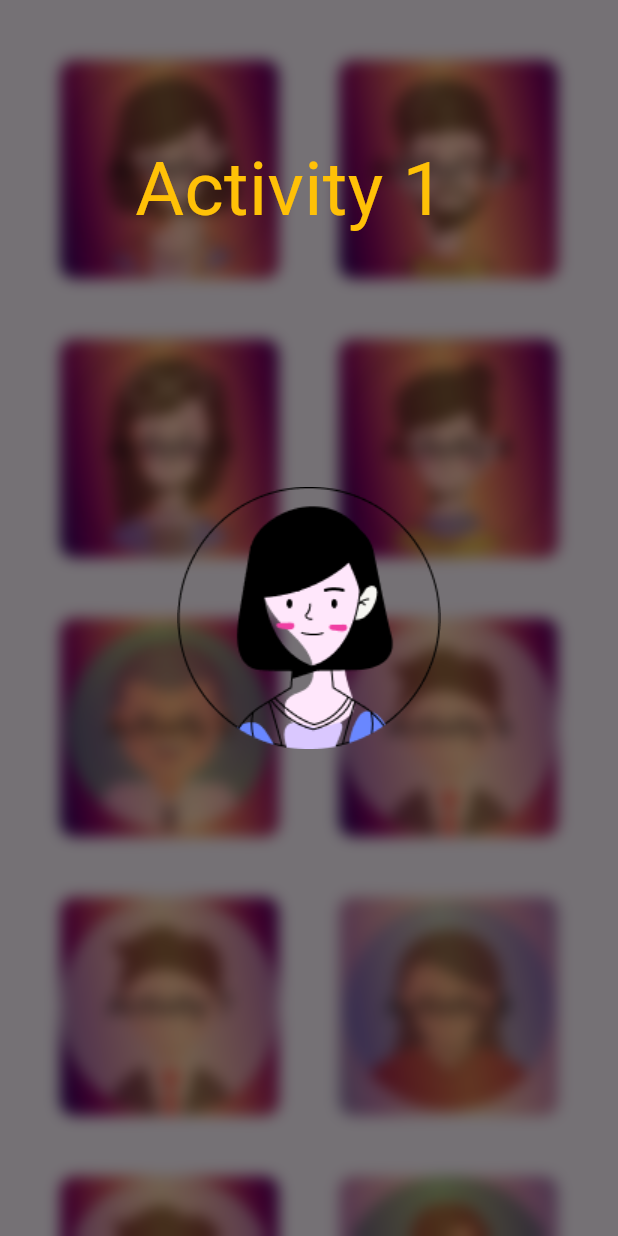
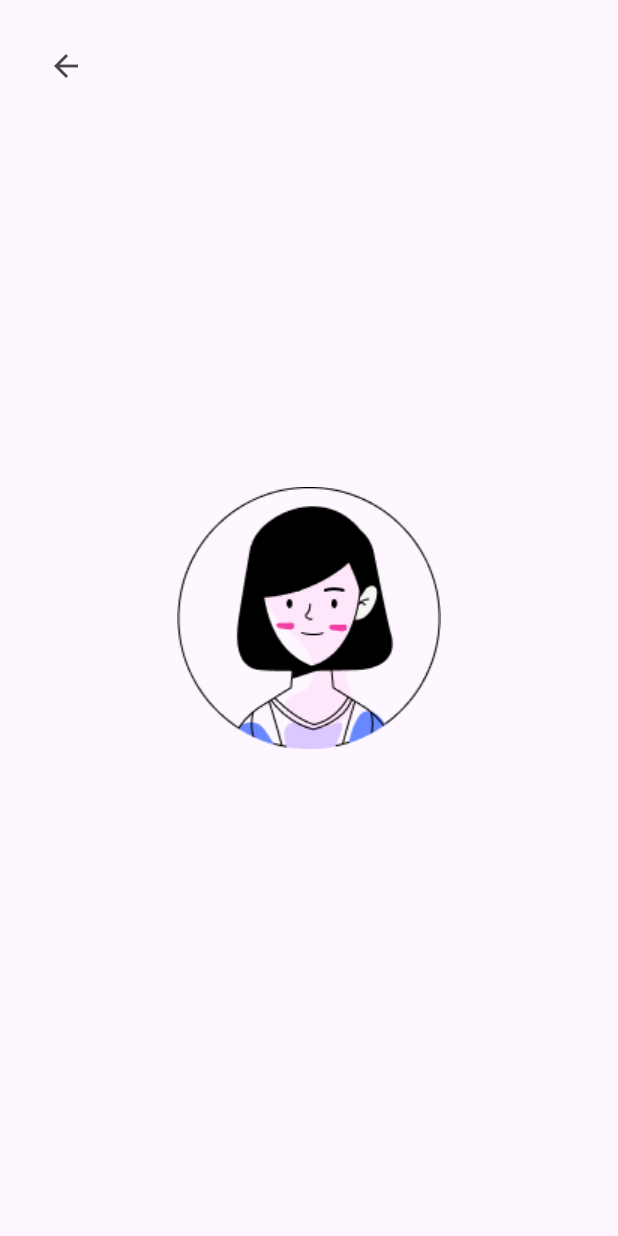
Before and after one commit to abdul-haadi/flutter_application_2, a Flutter app: the screen it shows after launch, after a tap on "Activity 1", on a phone screen of 412 x 824 dp. Run offline on Flutter 3.47's test engine with Material 3 defaults, Android fonts, the phone set to English and light mode, and no system bars.

```diff
--- a/lib/main.dart
+++ b/lib/main.dart
@@ -16,21 +16,6 @@ class MyApp extends StatelessWidget {
       debugShowCheckedModeBanner: false,
       title: 'Flutter Demo',
       theme: ThemeData(
-        // This is the theme of your application.
-        //
-        // TRY THIS: Try running your application with "flutter run". You'll see
-        // the application has a purple toolbar. Then, without quitting the app,
-        // try changing the seedColor in the colorScheme below to Colors.green
-        // and then invoke "hot reload" (save your changes or press the "hot
-        // reload" button in a Flutter-supported IDE, or press "r" if you used
-        // the command line to start the app).
-        //
-        // Notice that the counter didn't reset back to zero; the application
-        // state is not lost during the reload. To reset the state, use hot
-        // restart instead.
-        //
-        // This works for code too, not just values: Most code changes can be
-        // tested with just a hot reload.
         colorScheme: ColorScheme.fromSeed(seedColor: Colors.deepPurple),
         useMaterial3: true,
       ),
@@ -64,40 +49,52 @@ class _MyHomePageState extends State<MyHomePage> {
   ];
   @override
   Widget build(BuildContext context) {
-    return Scaffold(
-      body: SafeArea(
-        child: GridView.builder(
+    return GridView.builder(
+  padding: const EdgeInsets.all(20),
+  gridDelegate: const SliverGridDelegateWithFixedCrossAxisCount(
+    crossAxisCount: 2),
+  itemBuilder: (BuildContext context, int index) {
+    return ImageItem(
+      index: index,
+      title: myList[index],
+     imageAsset: 'assets/images/member_${index + 1}.png',
+    );
+  });
+  }
+}
 
-            padding: const EdgeInsets.all(20),
-            gridDelegate: const SliverGridDelegateWithFixedCrossAxisCount(crossAxisCount: 2),
-            itemBuilder: (BuildContext context, int index) {
+class ImageItem extends StatefulWidget {
+  final int index;
+  final String title;
+  final String imageAsset;
 
-              return GestureDetector(
+  const ImageItem({
+    super.key,
+    required this.index,
+    required this.title,
+    required this.imageAsset,
+  });
+
+  @override
+  State<ImageItem> createState() => _ImageItemState();
+}
+
+class _ImageItemState extends State<ImageItem> {
+  @override
+  Widget build(BuildContext context) {
+    return Hero(
+      tag: "image_${widget.index}", // Unique tag for animation
+      child: GestureDetector(
         onTap: () {
-                  showDialog(
-                    context: context,
-                    builder: (context) {
-                      return Material(
-                        color: Colors.transparent,
-                        child: GestureDetector(
-                          onTap: () => Navigator.pop(context),
-                          child: BackdropFilter(
-                            filter: ImageFilter.blur(sigmaX: 5, sigmaY: 5),
-                            child: Container(
-                              decoration: BoxDecoration(
-                                  image: DecorationImage(
-                                image: AssetImage(
-                                    "assets/images/member_${index + 1}.png"),
-                              )),
-                              child: Padding(
-                                padding: const EdgeInsets.all(90.0),
-                                child: Text(myList[index], style: const TextStyle(fontSize: 50, color: Colors.amber)),
+          Navigator.push(
+            context,
+            MaterialPageRoute(
+              builder: (context) => ImageDetailScreen(
+                index: widget.index,
+                title: widget.title,
+                imageAsset: widget.imageAsset,
               ),
             ),
-                          ),
-                        ),
-                      );
-                    },
           );
         },
         child: Padding(
@@ -118,28 +115,74 @@ class _MyHomePageState extends State<MyHomePage> {
                   Color(0xfff39060),
                   Color(0xffffb56b),
                 ],
-                          tileMode: TileMode.mirror),
+                tileMode: TileMode.mirror,
+              ),
               image: DecorationImage(
                 alignment: Alignment.center,
                 opacity: 0.5,
-                        image: AssetImage(
-                          'assets/images/member_${index + 1}.png',
-                        ),
+                image: AssetImage(widget.imageAsset),
               ),
             ),
             child: Center(
               child: Text(
-                        myList[index],
-                        style: const TextStyle(color: Colors.black, fontSize: 20),
+                widget.title,
+                style: const TextStyle(color: Colors.black, decoration: TextDecoration.none, fontSize: 20),
+              ),
             ),
           ),
         ),
       ),
     );
-            }),
+  }
+}
+
+class ImageDetailScreen extends StatefulWidget {
+  final int index;
+  final String title;
+  final String imageAsset;
+
+  const ImageDetailScreen({
+    super.key,
+    required this.index,
+    required this.title,
+    required this.imageAsset,
+  });
+
+  @override
+  State<ImageDetailScreen> createState() => _ImageDetailScreenState();
+}
+
+class _ImageDetailScreenState extends State<ImageDetailScreen> {
+  @override
+  Widget build(BuildContext context) {
+    return Scaffold(
+      body: SafeArea(
+        child: Stack(
+          children: [
+            Hero(
+              tag: "image_${widget.index}", // Same tag for animation
+              child: Center(
+                child: Image.asset(
+                  widget.imageAsset,
+                  fit: BoxFit.cover,
                 ),
-      );}
+              ),
+            ),
+            Positioned(
+              top: 20,
+              left: 20,
+              child: IconButton(
+                onPressed: () => Navigator.pop(context),
+                icon: const Icon(Icons.arrow_back),
+              ),
+            ),
+          ],
+        ),
+      ),
+    );
   }
+}
+
     // body: RefreshIndicator(
     //       onRefresh: _onRefresh,
     //       child: Column(
```
Lines whose indentation alone changed are shown as unchanged.
